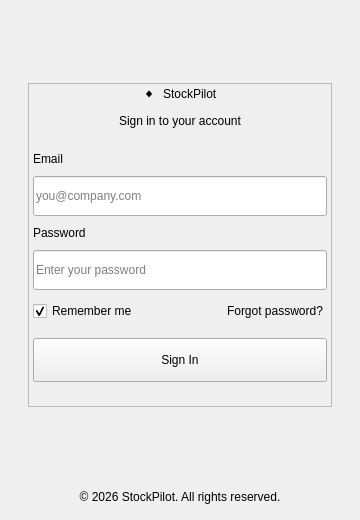
Felipeact/InventoryQtApp, file InventoryQtApp/InventoryQtApp.ui: the form before one commit.
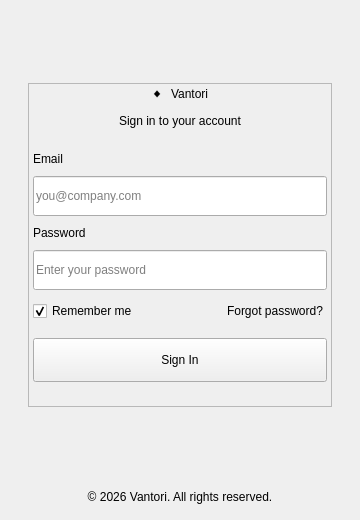
The form after the commit.

Commit message:
Rebrand StockPilot → Vantori (desktop, mobile, installer, docs)
Rename across the Qt app (window/UI titles, sources), the Inno Setup
installer (AppName/Publisher), the Flutter app (Android label, iOS
display name, login + about), the icon generator, and the docs.

Claude-Session: https://claude.ai/code/session_01EzLHrZEp2c6sBrWZ45QFxj

Patch:
```diff
--- a/InventoryQtApp/InventoryQtApp.ui
+++ b/InventoryQtApp/InventoryQtApp.ui
@@ -48,7 +48,7 @@
          </item>
          <item>
           <widget class="QLabel" name="titleLabel">
-           <property name="text"><string>StockPilot</string></property>
+           <property name="text"><string>Vantori</string></property>
           </widget>
          </item>
          <item>
@@ -154,7 +154,7 @@
     </item>
     <item>
      <widget class="QLabel" name="footerLabel">
-      <property name="text"><string>© 2026 StockPilot. All rights reserved.</string></property>
+      <property name="text"><string>© 2026 Vantori. All rights reserved.</string></property>
       <property name="alignment"><set>Qt::AlignCenter</set></property>
      </widget>
     </item>
```
Left out of the diff: 2 changed lines with no effect on the pictures. The commit also changes 13 other files.
